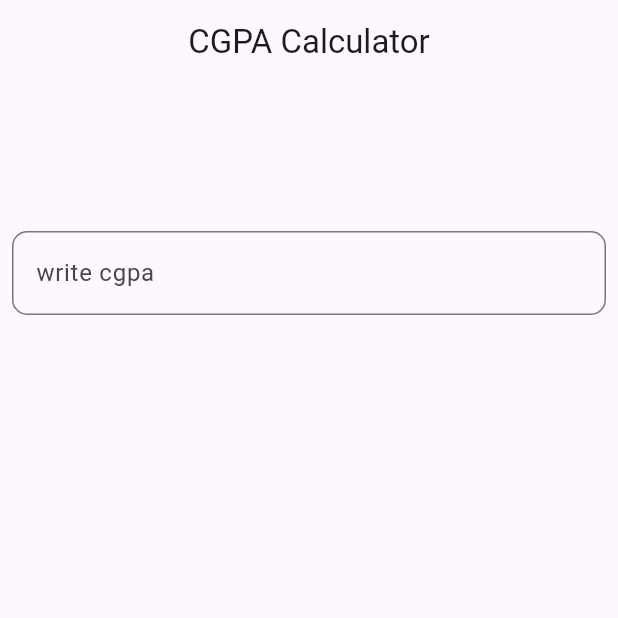
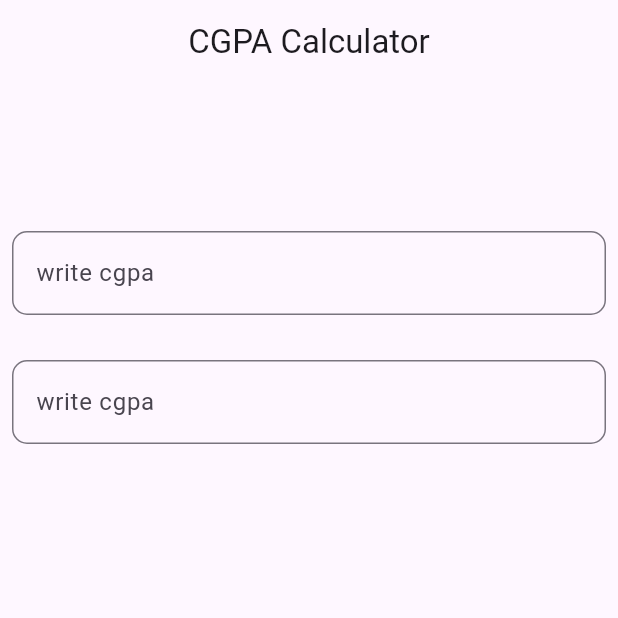
Before and after one commit to RaFiuL-RaZu/project1, a Flutter app: the screen it shows after launch, on a phone screen of 412 x 824 dp, the top half of it. Run offline on Flutter 3.47's test engine with Material 3 defaults, Android fonts, the phone set to English and light mode, and no system bars.

Commit message:
cgpa commit

```diff
--- a/lib/Others/CGPACalculator.dart
+++ b/lib/Others/CGPACalculator.dart
@@ -42,7 +42,23 @@ class _CalculatorState extends State<Calculator> {
                     borderRadius: BorderRadius.all(Radius.circular(10)),
                   )
                 ),
-              )
+              ),
+              SizedBox(height: 30,),
+              TextField(
+                onChanged: (value){
+                  myText=value;
+                  log("======== $myText =====");
+                  setState(() {
+
+                  });
+                },
+                decoration: InputDecoration(
+                    labelText: "write cgpa",
+                    border: OutlineInputBorder(
+                      borderRadius: BorderRadius.all(Radius.circular(10)),
+                    )
+                ),
+              ),
             ],
           ),
         ),
```
